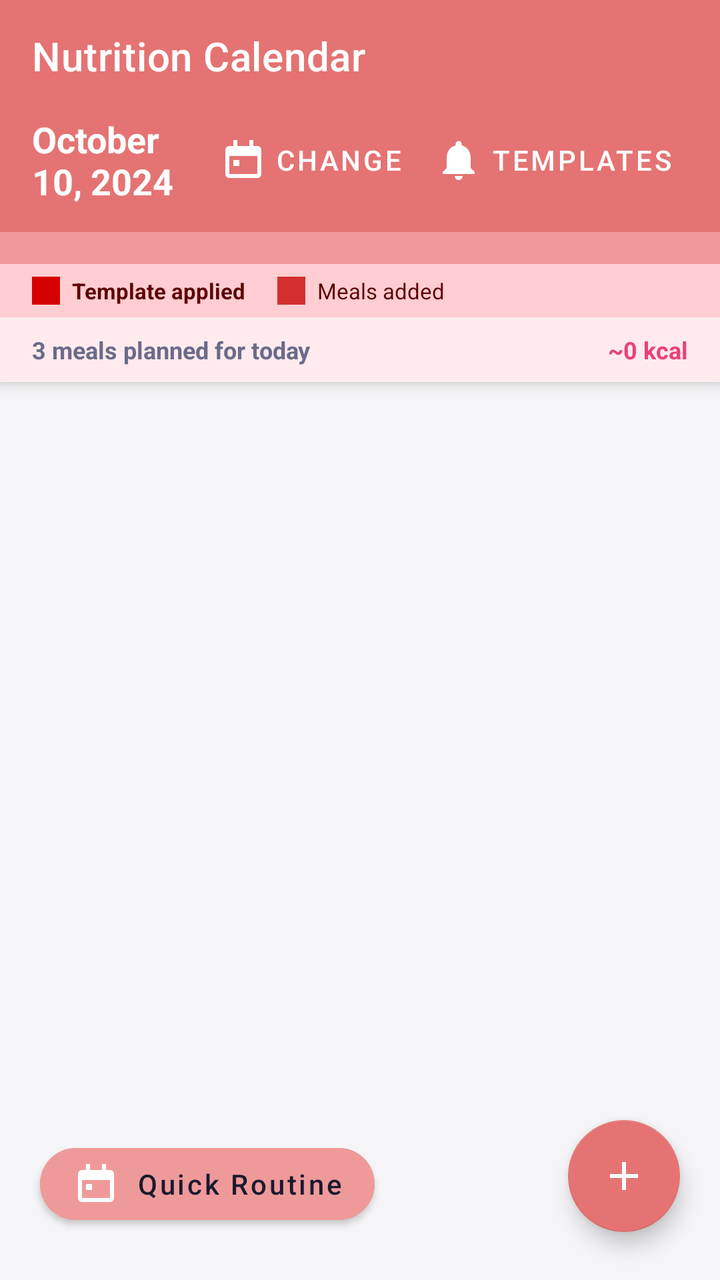
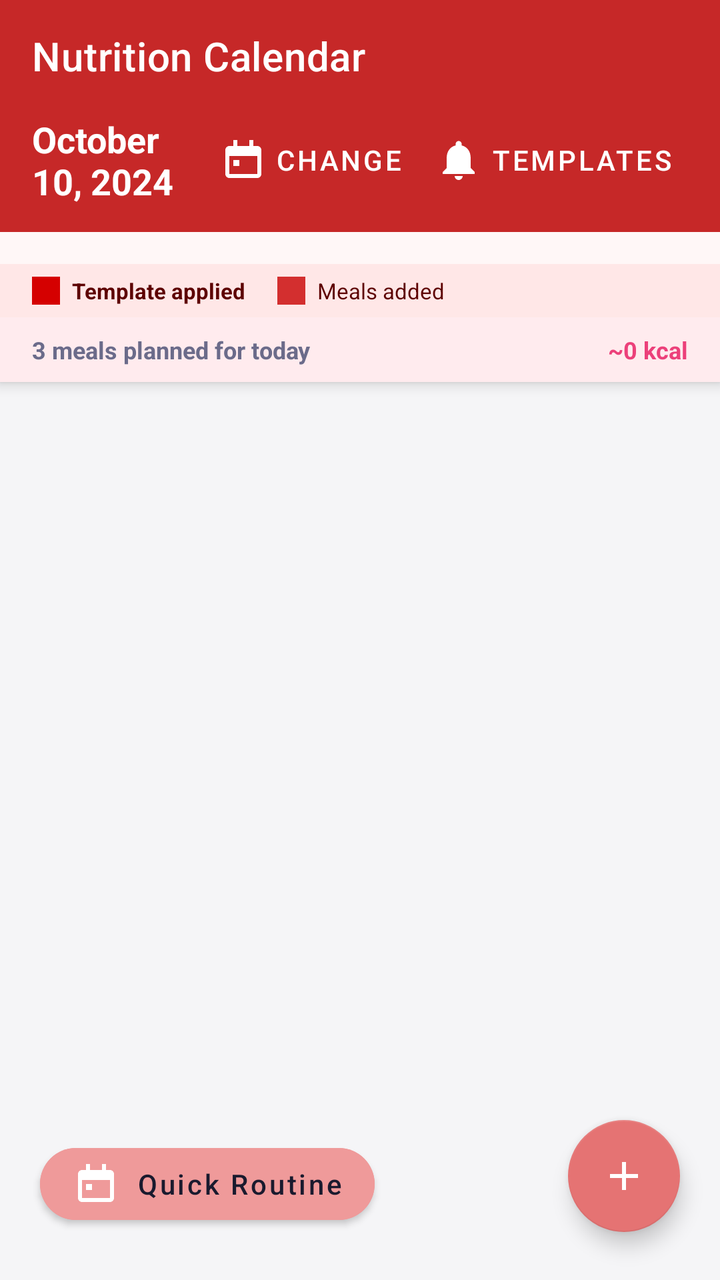

The first picture is an Android layout as it rendered before a commit; the second is the same layout after the commit. The layout source and the unified diff follow.
<!-- AndroidManifest.xml: application theme Theme.DailyRoutine -->
<!-- res/layout/activity_diet_plan.xml -->
<?xml version="1.0" encoding="utf-8"?>
<androidx.coordinatorlayout.widget.CoordinatorLayout xmlns:android="http://schemas.android.com/apk/res/android"
    xmlns:app="http://schemas.android.com/apk/res-auto"
    android:layout_width="match_parent"
    android:layout_height="match_parent"
    android:background="@color/bgPage">

    <com.google.android.material.appbar.AppBarLayout
        android:id="@+id/appBar"
        android:layout_width="match_parent"
        android:layout_height="wrap_content">

        <androidx.appcompat.widget.Toolbar
            android:id="@+id/toolbar"
            android:layout_width="match_parent"
            android:layout_height="?attr/actionBarSize"
            android:background="#E57373"
            app:title="Nutrition Calendar"
            app:titleTextColor="@android:color/white"/>

        <LinearLayout
            android:layout_width="match_parent"
            android:layout_height="wrap_content"
            android:background="#E57373"
            android:orientation="horizontal"
            android:paddingHorizontal="16dp"
            android:paddingBottom="12dp"
            android:gravity="center_vertical">

            <TextView
                android:id="@+id/tvSelectedDate"
                android:layout_width="0dp"
                android:layout_height="wrap_content"
                android:layout_weight="1"
                android:text="October 10, 2024"
                android:textColor="@android:color/white"
                android:textStyle="bold"
                android:textSize="18sp"/>

            <com.google.android.material.button.MaterialButton
                android:id="@+id/btnPickDate"
                style="@style/Widget.MaterialComponents.Button.TextButton"
                android:layout_width="wrap_content"
                android:layout_height="wrap_content"
                android:text="Change"
                android:textColor="@android:color/white"
                app:icon="@drawable/ic_calendar"
                app:iconTint="@android:color/white"/>

            <com.google.android.material.button.MaterialButton
                android:id="@+id/btnTemplatesDiet"
                style="@style/Widget.MaterialComponents.Button.TextButton"
                android:layout_width="wrap_content"
                android:layout_height="wrap_content"
                android:text="Templates"
                android:textColor="@android:color/white"
                app:icon="@drawable/ic_reminder"
                app:iconTint="@android:color/white"/>
        </LinearLayout>

        <HorizontalScrollView
            android:layout_width="match_parent"
            android:layout_height="wrap_content"
            android:background="#EF9A9A"
            android:scrollbars="none">
            <LinearLayout
                android:id="@+id/llDays"
                android:layout_width="wrap_content"
                android:layout_height="wrap_content"
                android:orientation="horizontal"
                android:padding="8dp"/>
        </HorizontalScrollView>

        <LinearLayout
            android:id="@+id/llMealTemplateLegend"
            android:layout_width="match_parent"
            android:layout_height="wrap_content"
            android:background="#FFCDD2"
            android:gravity="center_vertical"
            android:orientation="horizontal"
            android:paddingHorizontal="16dp"
            android:paddingVertical="6dp">

            <View
                android:layout_width="14dp"
                android:layout_height="14dp"
                android:background="#D50000" />

            <TextView
                android:layout_width="wrap_content"
                android:layout_height="wrap_content"
                android:layout_marginStart="6dp"
                android:text="Template applied"
                android:textColor="#5D0000"
                android:textSize="11sp"
                android:textStyle="bold" />

            <View
                android:layout_width="14dp"
                android:layout_height="14dp"
                android:layout_marginStart="16dp"
                android:background="#D32F2F" />

            <TextView
                android:layout_width="wrap_content"
                android:layout_height="wrap_content"
                android:layout_marginStart="6dp"
                android:text="Meals added"
                android:textColor="#5D0000"
                android:textSize="11sp" />
        </LinearLayout>

        <LinearLayout
            android:layout_width="match_parent"
            android:layout_height="wrap_content"
            android:background="#FFEBEE"
            android:paddingHorizontal="16dp"
            android:paddingVertical="8dp"
            android:orientation="horizontal"
            android:gravity="center_vertical">

            <TextView
                android:id="@+id/tvMealCount"
                android:layout_width="0dp"
                android:layout_height="wrap_content"
                android:layout_weight="1"
                android:text="3 meals planned for today"
                android:textColor="@color/textSecondary"
                android:textSize="12sp"
                android:textStyle="bold"/>

            <TextView
                android:id="@+id/tvTotalCaloriesToday"
                android:layout_width="wrap_content"
                android:layout_height="wrap_content"
                android:text="~0 kcal"
                android:textColor="@color/healthCalories"
                android:textSize="12sp"
                android:textStyle="bold"/>
        </LinearLayout>

    </com.google.android.material.appbar.AppBarLayout>

    <androidx.recyclerview.widget.RecyclerView
        android:id="@+id/rvMeals"
        android:layout_width="match_parent"
        android:layout_height="match_parent"
        android:padding="8dp"
        android:clipToPadding="false"
        android:paddingBottom="96dp"
        app:layout_behavior="@string/appbar_scrolling_view_behavior"/>

    <com.google.android.material.button.MaterialButton
        android:id="@+id/btnQuickRoutine"
        android:layout_width="wrap_content"
        android:layout_height="wrap_content"
        android:layout_gravity="bottom|start"
        android:layout_marginStart="20dp"
        android:layout_marginBottom="24dp"
        android:text="Quick Routine"
        android:textAllCaps="false"
        app:cornerRadius="24dp"
        android:backgroundTint="#EF9A9A"
        android:textColor="@color/textPrimary"
        app:icon="@drawable/ic_calendar"/>

    <com.google.android.material.floatingactionbutton.FloatingActionButton
        android:id="@+id/fabAddMeal"
        android:layout_width="wrap_content"
        android:layout_height="wrap_content"
        android:layout_gravity="bottom|end"
        android:layout_marginEnd="20dp"
        android:layout_marginBottom="24dp"
        android:src="@drawable/ic_add"
        app:backgroundTint="#E57373"
        app:tint="@android:color/white"
        android:contentDescription="Add Meal"/>

</androidx.coordinatorlayout.widget.CoordinatorLayout>
<!-- resources referenced by this layout -->
<resources>
  <color name="bgPage">#F5F5F7</color>
  <color name="healthCalories">#EC407A</color>
  <color name="textPrimary">#1A1A2E</color>
  <color name="textSecondary">#6B6B8A</color>
  <!-- drawable ic_add (drawable) -->
  <vector xmlns:android="http://schemas.android.com/apk/res/android" android:width="24dp" android:height="24dp" android:viewportWidth="24" android:viewportHeight="24">
      <path android:fillColor="@color/iconSuccess" android:pathData="M11,5H13V11H19V13H13V19H11V13H5V11H11V5Z"/>
  </vector>
  <!-- drawable ic_calendar (drawable) -->
  <vector xmlns:android="http://schemas.android.com/apk/res/android" android:width="24dp" android:height="24dp" android:viewportWidth="24" android:viewportHeight="24">
      <path android:fillColor="@color/iconCalendar" android:pathData="M7,2H9V5H15V2H17V5H19C20.1,5 21,5.9 21,7V19C21,20.1 20.1,21 19,21H5C3.9,21 3,20.1 3,19V7C3,5.9 3.9,5 5,5H7V2ZM5,10V19H19V10H5ZM7,12H10V15H7V12Z"/>
  </vector>
  <!-- drawable ic_reminder (drawable) -->
  <vector xmlns:android="http://schemas.android.com/apk/res/android" android:width="24dp" android:height="24dp" android:viewportWidth="24" android:viewportHeight="24">
      <path android:fillColor="@color/iconReminder" android:pathData="M12,22C13.1,22 14,21.1 14,20H10C10,21.1 10.9,22 12,22ZM18,16V11C18,7.9 16.4,5.4 13.5,4.7V4C13.5,3.2 12.8,2.5 12,2.5C11.2,2.5 10.5,3.2 10.5,4V4.7C7.6,5.4 6,7.9 6,11V16L4,18V19H20V18L18,16Z"/>
  </vector>
  <style name="Theme.DailyRoutine" parent="Theme.MaterialComponents.DayNight.NoActionBar">
          <item name="colorPrimary">@color/primary</item>
          <item name="colorPrimaryVariant">@color/primaryDark</item>
          <item name="colorOnPrimary">@android:color/white</item>
          <item name="colorSecondary">@color/accent</item>
          <item name="colorOnSecondary">@android:color/white</item>
          <item name="android:windowBackground">@color/bgPage</item>
          <item name="android:statusBarColor">@color/statusBar</item>
          <item name="android:navigationBarColor">@color/primaryDark</item>
          
          <item name="dialogCornerRadius">16dp</item>
      </style>
  <color name="iconSuccess">#00C853</color>
  <color name="iconCalendar">#7B1FA2</color>
  <color name="iconReminder">#5B5FEF</color>
  <color name="primary">#5B5FEF</color>
  <color name="primaryDark">#3F41C2</color>
  <color name="accent">#7E57C2</color>
  <color name="statusBar">#5B5FEF</color>
</resources>

<!-- the commit's change to res/layout/activity_diet_plan.xml (unified diff, before → after) -->
@@ -14,14 +14,14 @@
             android:id="@+id/toolbar"
             android:layout_width="match_parent"
             android:layout_height="?attr/actionBarSize"
-            android:background="#E57373"
+            android:background="@color/nutritionHeaderBg"
             app:title="Nutrition Calendar"
             app:titleTextColor="@android:color/white"/>
 
         <LinearLayout
             android:layout_width="match_parent"
             android:layout_height="wrap_content"
-            android:background="#E57373"
+            android:background="@color/nutritionHeaderBg"
             android:orientation="horizontal"
             android:paddingHorizontal="16dp"
             android:paddingBottom="12dp"
@@ -61,7 +61,7 @@
         <HorizontalScrollView
             android:layout_width="match_parent"
             android:layout_height="wrap_content"
-            android:background="#EF9A9A"
+            android:background="@color/nutritionDayStripBg"
             android:scrollbars="none">
             <LinearLayout
                 android:id="@+id/llDays"
@@ -75,7 +75,7 @@
             android:id="@+id/llMealTemplateLegend"
             android:layout_width="match_parent"
             android:layout_height="wrap_content"
-            android:background="#FFCDD2"
+            android:background="@color/nutritionLegendBg"
             android:gravity="center_vertical"
             android:orientation="horizontal"
             android:paddingHorizontal="16dp"
@@ -91,7 +91,7 @@
                 android:layout_height="wrap_content"
                 android:layout_marginStart="6dp"
                 android:text="Template applied"
-                android:textColor="#5D0000"
+                android:textColor="@color/nutritionLegendText"
                 android:textSize="11sp"
                 android:textStyle="bold" />
 
@@ -106,7 +106,7 @@
                 android:layout_height="wrap_content"
                 android:layout_marginStart="6dp"
                 android:text="Meals added"
-                android:textColor="#5D0000"
+                android:textColor="@color/nutritionLegendText"
                 android:textSize="11sp" />
         </LinearLayout>
 
<!-- resource entries referenced after the edit -->
@@ -2,6 +2,10 @@
 <resources>
   <color name="bgPage">#F5F5F7</color>
   <color name="healthCalories">#EC407A</color>
+  <color name="nutritionDayStripBg">#FFF7F7</color>
+  <color name="nutritionHeaderBg">#C62828</color>
+  <color name="nutritionLegendBg">#FFE7E7</color>
+  <color name="nutritionLegendText">#5D0000</color>
   <color name="textPrimary">#1A1A2E</color>
   <color name="textSecondary">#6B6B8A</color>
   <!-- drawable ic_add (drawable) -->
